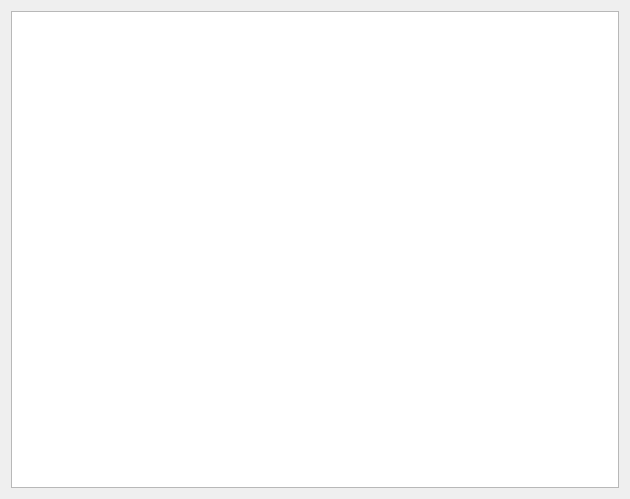
Old version of the form gui/nodeEditor/ui_nodeCodeEditor.ui in the repository ymesh/meShaderEd.
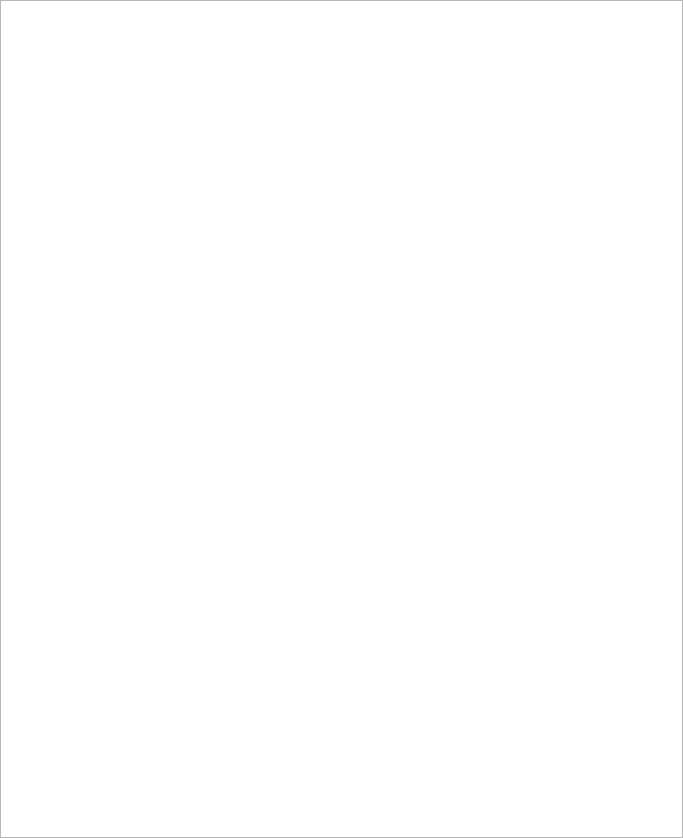
New version of the form.

Commit message: ExportShaderPanel renamed to ExportShaderDialog. Source code collected to gui/exportShader. - MainWindow: -- Action "Command->View Computed Code" displays RSL or RIB code for selected node -- Action "File->Save Selected As" saves nodenet or single node from selection. - RSL and RIB code includes comment block header for each node

```diff
--- a/gui/nodeEditor/ui_nodeCodeEditor.ui
+++ b/gui/nodeEditor/ui_nodeCodeEditor.ui
@@ -6,16 +6,26 @@
    <rect>
     <x>0</x>
     <y>0</y>
-    <width>630</width>
-    <height>499</height>
+    <width>683</width>
+    <height>838</height>
    </rect>
   </property>
   <property name="windowTitle">
    <string>Form</string>
   </property>
   <layout class="QGridLayout" name="gridLayout">
+   <property name="margin">
+    <number>0</number>
+   </property>
+   <property name="spacing">
+    <number>0</number>
+   </property>
    <item row="0" column="0">
-    <widget class="QTextEdit" name="textEdit"/>
+    <widget class="QTextEdit" name="textEdit">
+     <property name="lineWidth">
+      <number>2</number>
+     </property>
+    </widget>
    </item>
   </layout>
  </widget>
```
The commit also changes 24 other files.
